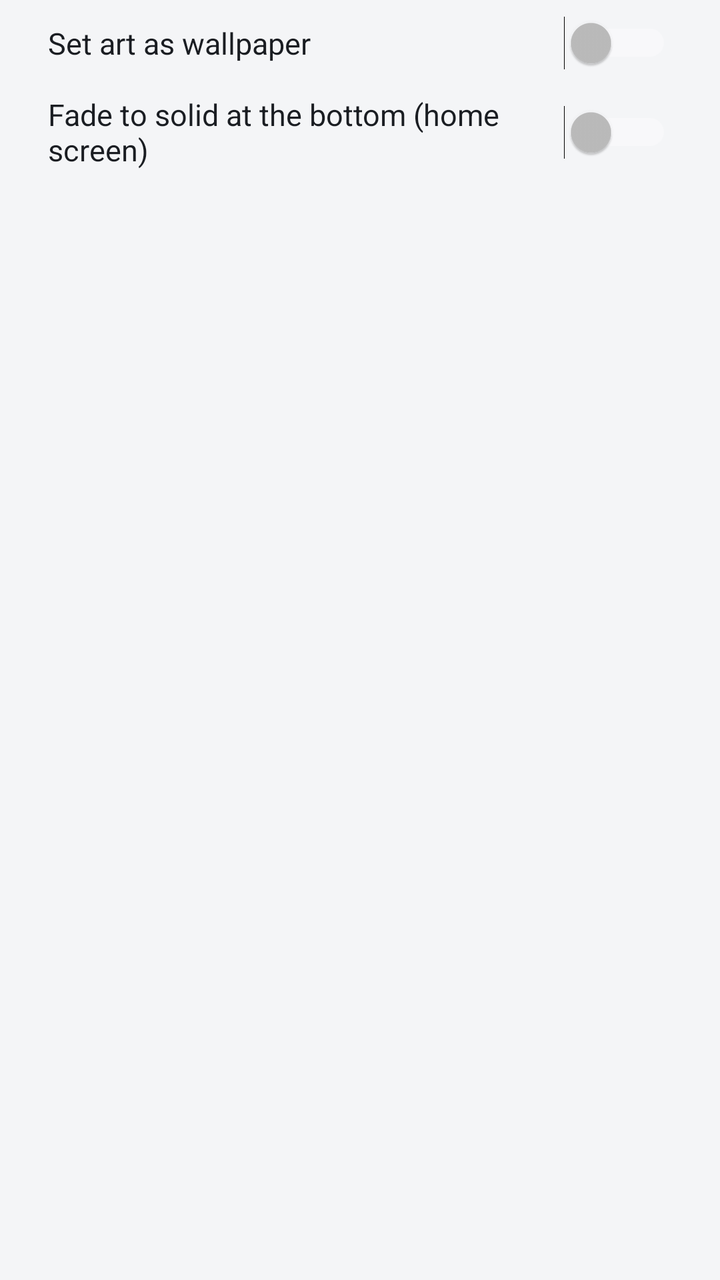
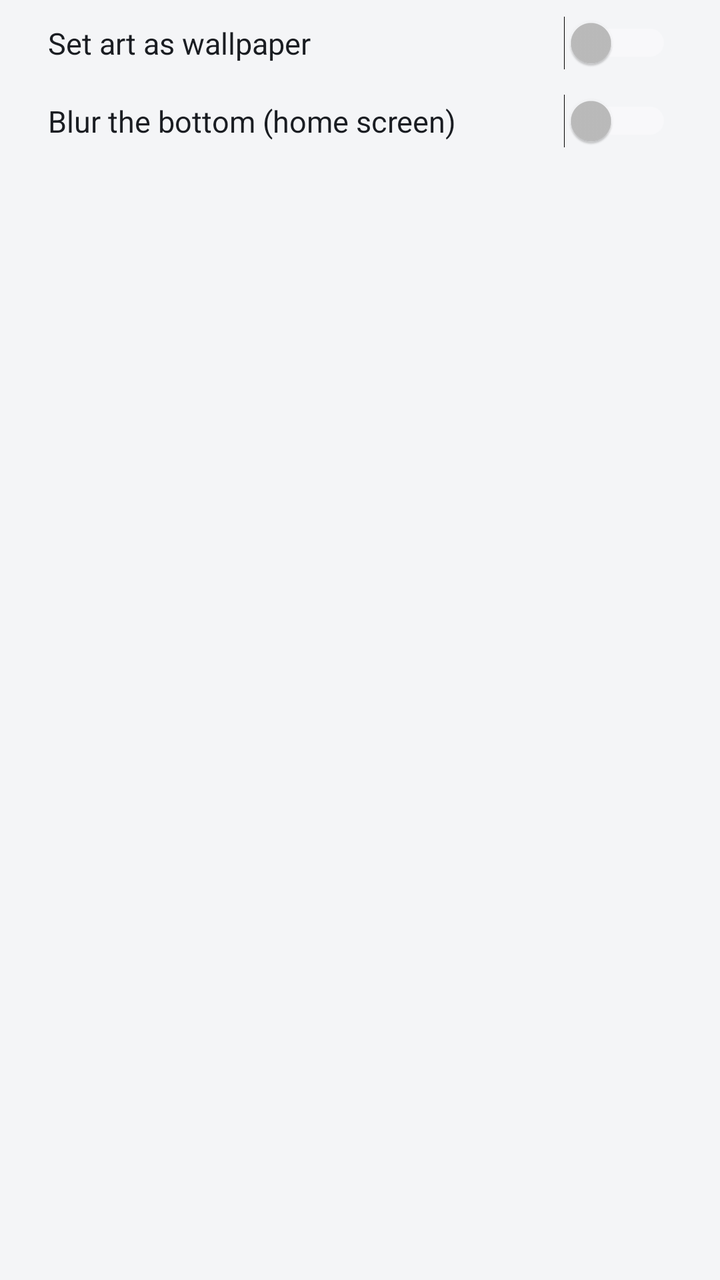

Before-and-after screenshots of an Android layout around one commit, followed by the original layout XML and the change that was made.
<!-- AndroidManifest.xml: application theme AppTheme -->
<!-- res/layout/dialog_wallpaper.xml -->
<?xml version="1.0" encoding="utf-8"?>
<LinearLayout xmlns:android="http://schemas.android.com/apk/res/android"
    android:layout_width="match_parent"
    android:layout_height="wrap_content"
    android:orientation="vertical"
    android:paddingStart="24dp"
    android:paddingEnd="24dp"
    android:paddingTop="8dp">

    <Switch
        android:id="@+id/switchWallpaper"
        android:layout_width="match_parent"
        android:layout_height="wrap_content"
        android:text="@string/wallpaper_switch"
        android:textColor="@color/text"
        android:textSize="15sp" />

    <Switch
        android:id="@+id/switchFade"
        android:layout_width="match_parent"
        android:layout_height="wrap_content"
        android:layout_marginTop="12dp"
        android:text="@string/fade_switch"
        android:textColor="@color/text"
        android:textSize="15sp" />

    <TextView
        android:id="@+id/fadeLabel"
        android:layout_width="wrap_content"
        android:layout_height="wrap_content"
        android:layout_marginTop="12dp"
        android:textColor="@color/text_dim"
        android:textSize="13sp" />

    <SeekBar
        android:id="@+id/fadeSeek"
        android:layout_width="match_parent"
        android:layout_height="wrap_content"
        android:layout_marginTop="4dp"
        android:max="60" />
</LinearLayout>
<!-- resources referenced by this layout -->
<resources>
  <color name="text">#1A1D22</color>
  <color name="text_dim">#6A7079</color>
  <string name="fade_switch">Fade to solid at the bottom (home screen)</string>
  <string name="wallpaper_switch">Set art as wallpaper</string>
  <style name="AppTheme" parent="android:Theme.Material.NoActionBar">
          <item name="android:windowBackground">@color/bg</item>
          <item name="android:statusBarColor">@color/bg</item>
          <item name="android:navigationBarColor">@color/bg</item>
          <item name="android:textColor">@color/text</item>
          <item name="android:colorAccent">@color/text</item>
      </style>
  <color name="bg">#F4F5F7</color>
</resources>

<!-- the commit's change to res/layout/dialog_wallpaper.xml (unified diff, before → after) -->
@@ -16,16 +16,16 @@
         android:textSize="15sp" />
 
     <Switch
-        android:id="@+id/switchFade"
+        android:id="@+id/switchBlur"
         android:layout_width="match_parent"
         android:layout_height="wrap_content"
         android:layout_marginTop="12dp"
-        android:text="@string/fade_switch"
+        android:text="@string/blur_switch"
         android:textColor="@color/text"
         android:textSize="15sp" />
 
     <TextView
-        android:id="@+id/fadeLabel"
+        android:id="@+id/blurLabel"
         android:layout_width="wrap_content"
         android:layout_height="wrap_content"
         android:layout_marginTop="12dp"
@@ -33,7 +33,7 @@
         android:textSize="13sp" />
 
     <SeekBar
-        android:id="@+id/fadeSeek"
+        android:id="@+id/blurSeek"
         android:layout_width="match_parent"
         android:layout_height="wrap_content"
         android:layout_marginTop="4dp"
<!-- resource entries referenced after the edit -->
@@ -2,7 +2,7 @@
 <resources>
   <color name="text">#1A1D22</color>
   <color name="text_dim">#6A7079</color>
-  <string name="fade_switch">Fade to solid at the bottom (home screen)</string>
+  <string name="blur_switch">Blur the bottom (home screen)</string>
   <string name="wallpaper_switch">Set art as wallpaper</string>
   <style name="AppTheme" parent="android:Theme.Material.NoActionBar">
           <item name="android:windowBackground">@color/bg</item>
